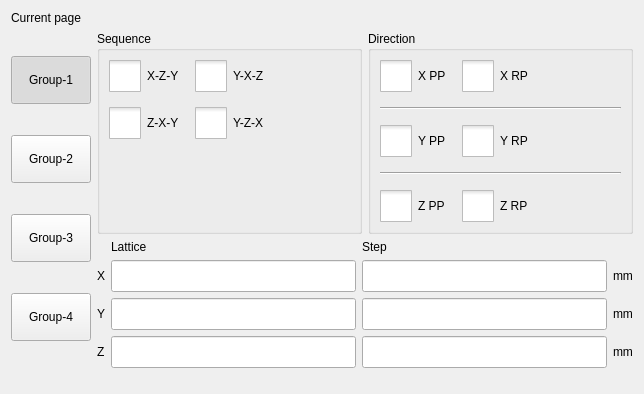
Qt form hcsettings/ichcstackedsettingsframe.ui (GaussCheng/2-5AxisPunch) before a commit.
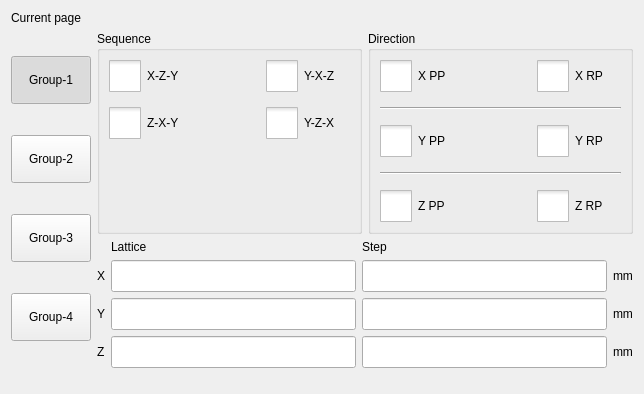
The same form after that commit. Icons and pictures are not drawn. Custom widgets are drawn as their Qt base class.

Patch:
```diff
--- a/hcsettings/ichcstackedsettingsframe.ui
+++ b/hcsettings/ichcstackedsettingsframe.ui
@@ -59,7 +59,7 @@
         <bool>true</bool>
        </property>
        <attribute name="buttonGroup">
-        <string>buttonGroup_2</string>
+        <string notr="true">buttonGroup_2</string>
        </attribute>
       </widget>
      </item>
@@ -90,7 +90,7 @@
         <bool>true</bool>
        </property>
        <attribute name="buttonGroup">
-        <string>buttonGroup_2</string>
+        <string notr="true">buttonGroup_2</string>
        </attribute>
       </widget>
      </item>
@@ -121,7 +121,7 @@
         <bool>true</bool>
        </property>
        <attribute name="buttonGroup">
-        <string>buttonGroup_2</string>
+        <string notr="true">buttonGroup_2</string>
        </attribute>
       </widget>
      </item>
@@ -152,7 +152,7 @@
         <bool>true</bool>
        </property>
        <attribute name="buttonGroup">
-        <string>buttonGroup_2</string>
+        <string notr="true">buttonGroup_2</string>
        </attribute>
       </widget>
      </item>
@@ -166,6 +166,9 @@
         <string>Sequence</string>
        </property>
        <layout class="QFormLayout" name="formLayout">
+        <property name="fieldGrowthPolicy">
+         <enum>QFormLayout::AllNonFixedFieldsGrow</enum>
+        </property>
         <property name="horizontalSpacing">
          <number>15</number>
         </property>
@@ -174,6 +177,24 @@
         </property>
         <item row="0" column="0">
          <widget class="QCheckBox" name="xzyCheckBox">
+          <property name="sizePolicy">
+           <sizepolicy hsizetype="Fixed" vsizetype="Fixed">
+            <horstretch>0</horstretch>
+            <verstretch>0</verstretch>
+           </sizepolicy>
+          </property>
+          <property name="minimumSize">
+           <size>
+            <width>142</width>
+            <height>0</height>
+           </size>
+          </property>
+          <property name="maximumSize">
+           <size>
+            <width>100</width>
+            <height>16777215</height>
+           </size>
+          </property>
           <property name="styleSheet">
            <string notr="true">::indicator {
      width: 32px;
@@ -194,38 +215,24 @@
            <string>X-Z-Y</string>
           </property>
           <attribute name="buttonGroup">
-           <string>buttonGroup</string>
-          </attribute>
-         </widget>
-        </item>
-        <item row="0" column="1">
-         <widget class="QCheckBox" name="yxzCheckBox">
-          <property name="styleSheet">
-           <string notr="true">::indicator {
-     width: 32px;
-     height: 32px;
- }
-
-::indicator:unchecked 
-{
-     image: url(:/resource/check_unchecked.png);
- }
-::indicator:checked 
-{
-     image: url(:/resource/check_checked.png);
- }
-</string>
-          </property>
-          <property name="text">
-           <string>Y-X-Z</string>
-          </property>
-          <attribute name="buttonGroup">
-           <string>buttonGroup</string>
+           <string notr="true">buttonGroup</string>
           </attribute>
          </widget>
         </item>
         <item row="1" column="0">
          <widget class="QCheckBox" name="zxyCheckBox">
+          <property name="sizePolicy">
+           <sizepolicy hsizetype="Fixed" vsizetype="Fixed">
+            <horstretch>0</horstretch>
+            <verstretch>0</verstretch>
+           </sizepolicy>
+          </property>
+          <property name="minimumSize">
+           <size>
+            <width>125</width>
+            <height>0</height>
+           </size>
+          </property>
           <property name="styleSheet">
            <string notr="true">::indicator {
      width: 32px;
@@ -246,7 +253,7 @@
            <string>Z-X-Y</string>
           </property>
           <attribute name="buttonGroup">
-           <string>buttonGroup</string>
+           <string notr="true">buttonGroup</string>
           </attribute>
          </widget>
         </item>
@@ -272,7 +279,39 @@
            <string>Y-Z-X</string>
           </property>
           <attribute name="buttonGroup">
-           <string>buttonGroup</string>
+           <string notr="true">buttonGroup</string>
+          </attribute>
+         </widget>
+        </item>
+        <item row="0" column="1">
+         <widget class="QCheckBox" name="yxzCheckBox">
+          <property name="maximumSize">
+           <size>
+            <width>100</width>
+            <height>16777215</height>
+           </size>
+          </property>
+          <property name="styleSheet">
+           <string notr="true">::indicator {
+     width: 32px;
+     height: 32px;
+ }
+
+::indicator:unchecked 
+{
+     image: url(:/resource/check_unchecked.png);
+ }
+::indicator:checked 
+{
+     image: url(:/resource/check_checked.png);
+ }
+</string>
+          </property>
+          <property name="text">
+           <string>Y-X-Z</string>
+          </property>
+          <attribute name="buttonGroup">
+           <string notr="true">buttonGroup</string>
           </attribute>
          </widget>
         </item>
@@ -296,6 +335,24 @@
         </property>
         <item row="0" column="0">
          <widget class="QCheckBox" name="xPPCheckBox">
+          <property name="sizePolicy">
+           <sizepolicy hsizetype="Fixed" vsizetype="Fixed">
+            <horstretch>0</horstretch>
+            <verstretch>0</verstretch>
+           </sizepolicy>
+          </property>
+          <property name="minimumSize">
+           <size>
+            <width>142</width>
+            <height>0</height>
+           </size>
+          </property>
+          <property name="maximumSize">
+           <size>
+            <width>100</width>
+            <height>16777215</height>
+           </size>
+          </property>
           <property name="styleSheet">
            <string notr="true">::indicator {
      width: 32px;
@@ -316,12 +373,15 @@
            <string>X PP</string>
           </property>
           <attribute name="buttonGroup">
-           <string>buttonGroup_3</string>
+           <string notr="true">buttonGroup_3</string>
           </attribute>
          </widget>
         </item>
         <item row="0" column="1">
          <widget class="QCheckBox" name="xRPCheckBox">
+          <property name="layoutDirection">
+           <enum>Qt::LeftToRight</enum>
+          </property>
           <property name="styleSheet">
            <string notr="true">::indicator {
      width: 32px;
@@ -342,12 +402,24 @@
            <string>X RP</string>
           </property>
           <attribute name="buttonGroup">
-           <string>buttonGroup_3</string>
+           <string notr="true">buttonGroup_3</string>
           </attribute>
          </widget>
         </item>
         <item row="2" column="0">
          <widget class="QCheckBox" name="yPPCheckBox">
+          <property name="sizePolicy">
+           <sizepolicy hsizetype="Fixed" vsizetype="Fixed">
+            <horstretch>0</horstretch>
+            <verstretch>0</verstretch>
+           </sizepolicy>
+          </property>
+          <property name="minimumSize">
+           <size>
+            <width>125</width>
+            <height>0</height>
+           </size>
+          </property>
           <property name="styleSheet">
            <string notr="true">::indicator {
      width: 32px;
@@ -368,7 +440,7 @@
            <string>Y PP</string>
           </property>
           <attribute name="buttonGroup">
-           <string>buttonGroup_4</string>
+           <string notr="true">buttonGroup_4</string>
           </attribute>
          </widget>
         </item>
@@ -394,12 +466,24 @@
            <string>Y RP</string>
           </property>
           <attribute name="buttonGroup">
-           <string>buttonGroup_4</string>
+           <string notr="true">buttonGroup_4</string>
           </attribute>
          </widget>
         </item>
         <item row="4" column="0">
          <widget class="QCheckBox" name="zPPCheckBox">
+          <property name="sizePolicy">
+           <sizepolicy hsizetype="Fixed" vsizetype="Fixed">
+            <horstretch>0</horstretch>
+            <verstretch>0</verstretch>
+           </sizepolicy>
+          </property>
+          <property name="minimumSize">
+           <size>
+            <width>125</width>
+            <height>0</height>
+           </size>
+          </property>
           <property name="styleSheet">
            <string notr="true">::indicator {
      width: 32px;
@@ -420,7 +504,7 @@
            <string>Z PP</string>
           </property>
           <attribute name="buttonGroup">
-           <string>buttonGroup_5</string>
+           <string notr="true">buttonGroup_5</string>
           </attribute>
          </widget>
         </item>
@@ -446,7 +530,7 @@
            <string>Z RP</string>
           </property>
           <attribute name="buttonGroup">
-           <string>buttonGroup_5</string>
+           <string notr="true">buttonGroup_5</string>
           </attribute>
          </widget>
         </item>
```
Left out of the diff: 2 changed lines with no effect on the pictures.
